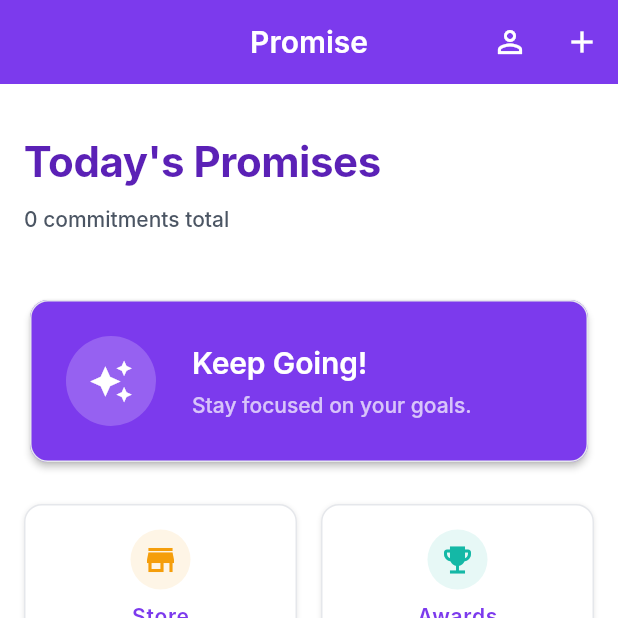
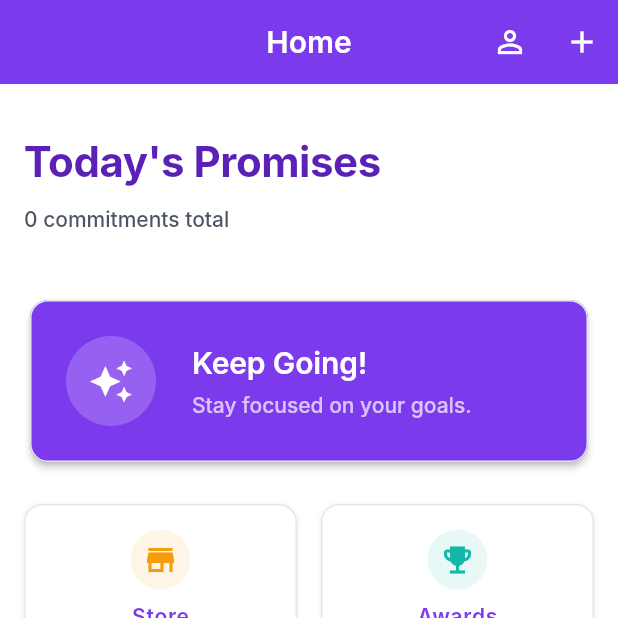
Before and after one commit to cemfukara/CS310, a Flutter app: the screen it shows once a user with an empty profile is signed in, on a phone screen of 412 x 824 dp, the top half of it. Run offline on Flutter 3.47's test engine with Material 3 defaults, Android fonts, the phone set to English and light mode, and no system bars; our stand-ins replace cloud_firestore, firebase_auth, firebase_core, shared_preferences; accounts and stored records are empty; Roboto replaces fonts that are missing (Inter).

Commit message:
Fixed the app bar, now it is simpler and thinner.

```diff
--- a/lib/screens/home_dashboard_screen.dart
+++ b/lib/screens/home_dashboard_screen.dart
@@ -1,6 +1,6 @@
 import 'package:flutter/material.dart';
-import 'package:provider/provider.dart'; // Import Provider
-import '../providers/promise_provider.dart'; // Import PromiseProvider
+import 'package:provider/provider.dart';
+import '../providers/promise_provider.dart';
 import '../models/promise_model.dart';
 import '../utils/app_styles.dart';
 import 'schedule_screen.dart';
@@ -61,10 +61,8 @@ class _HomeDashboardScreenState extends State<HomeDashboardScreen> {
     );
   }
 
-  // --- DELETE FUNCTION ---
   void _deletePromise(BuildContext context, String promiseId) async {
     try {
-      // Call the provider to delete from Firebase
       await Provider.of<PromiseProvider>(
         context,
         listen: false,
@@ -91,14 +89,32 @@ class _HomeDashboardScreenState extends State<HomeDashboardScreen> {
     }
   }
 
-  // --- HOME TAB (REAL DATA + REFRESH) ---
+  // --- HOME TAB WRAPPED IN SCAFFOLD ---
   Widget _buildHomeTab(BuildContext context) {
     final screenWidth = MediaQuery.of(context).size.width;
     final isSmallScreen = screenWidth < 600;
 
-    return Consumer<PromiseProvider>(
+    return Scaffold(
+      appBar: AppBar(
+        title: const Text('Home'),
+        actions: [
+          IconButton(
+            icon: const Icon(Icons.person_outline),
+            onPressed: _navigateToProfile,
+          ),
+          IconButton(
+            icon: const Icon(Icons.add),
+            onPressed: () async {
+              await Navigator.pushNamed(context, '/new-promise');
+              if (mounted) {
+                Provider.of<PromiseProvider>(context, listen: false).reload();
+              }
+            },
+          ),
+        ],
+      ),
+      body: Consumer<PromiseProvider>(
         builder: (context, promiseProvider, child) {
-        // 1. Check Loading State
           if (promiseProvider.isLoading) {
             return const Center(child: CircularProgressIndicator());
           }
@@ -107,16 +123,16 @@ class _HomeDashboardScreenState extends State<HomeDashboardScreen> {
               .where((p) => !p.isCompleted)
               .toList();
 
-        // 2. Wrap in RefreshIndicator for Pull-to-Refresh
           return RefreshIndicator(
             onRefresh: () async {
               await promiseProvider.reload();
             },
             child: SingleChildScrollView(
-            // AlwaysScrollableScrollPhysics ensures pull-to-refresh works even if list is short
               physics: const AlwaysScrollableScrollPhysics(),
               padding: EdgeInsets.all(
-              isSmallScreen ? AppStyles.paddingMedium : AppStyles.paddingLarge,
+                isSmallScreen
+                    ? AppStyles.paddingMedium
+                    : AppStyles.paddingLarge,
               ),
               child: Column(
                 crossAxisAlignment: CrossAxisAlignment.stretch,
@@ -129,7 +145,10 @@ class _HomeDashboardScreenState extends State<HomeDashboardScreen> {
                     child: Column(
                       crossAxisAlignment: CrossAxisAlignment.stretch,
                       children: [
-                      Text('Today\'s Promises', style: AppStyles.headingLarge),
+                        Text(
+                          'Today\'s Promises',
+                          style: AppStyles.headingLarge,
+                        ),
                         const SizedBox(height: AppStyles.paddingSmall),
                         Text(
                           '${promises.length} commitments total',
@@ -140,15 +159,15 @@ class _HomeDashboardScreenState extends State<HomeDashboardScreen> {
                   ),
                   const SizedBox(height: AppStyles.paddingLarge),
 
-                // Profile Card (Now acts as a Stat Summary / Welcome)
+                  // Welcome / Stats
                   _buildWelcomeCard(context, isSmallScreen),
                   const SizedBox(height: AppStyles.paddingLarge),
 
-                // Gamification Quick Access (Store & Achievements)
+                  // Gamification
                   _buildGamificationRow(),
                   const SizedBox(height: AppStyles.paddingXLarge),
 
-                // Promises List (Real Data)
+                  // Promises List
                   if (promises.isEmpty)
                     _buildEmptyState()
                   else
@@ -165,6 +184,7 @@ class _HomeDashboardScreenState extends State<HomeDashboardScreen> {
             ),
           );
         },
+      ),
     );
   }
 
@@ -296,7 +316,7 @@ class _HomeDashboardScreenState extends State<HomeDashboardScreen> {
   Widget _buildPromiseCard(BuildContext context, PromiseModel promise) {
     Color priorityColor;
     if (promise.isCompleted) {
-      priorityColor = Colors.green[800]!; // Dark Green for completed
+      priorityColor = Colors.green[800]!;
     } else if (promise.priority >= 5) {
       priorityColor = AppStyles.errorRed;
     } else if (promise.priority == 4) {
@@ -362,7 +382,6 @@ class _HomeDashboardScreenState extends State<HomeDashboardScreen> {
 
   @override
   Widget build(BuildContext context) {
-    // Only 4 main tabs now
     final List<Widget> pages = [
       _buildHomeTab(context),
       const ScheduleScreen(),
@@ -371,25 +390,7 @@ class _HomeDashboardScreenState extends State<HomeDashboardScreen> {
     ];
 
     return Scaffold(
-      appBar: AppBar(
-        title: const Text('Promise'),
-        actions: [
-          // Profile relocated to AppBar
-          IconButton(
-            icon: const Icon(Icons.person_outline),
-            onPressed: _navigateToProfile,
-          ),
-          IconButton(
-            icon: const Icon(Icons.add),
-            onPressed: () async {
-              await Navigator.pushNamed(context, '/new-promise');
-              if (mounted) {
-                Provider.of<PromiseProvider>(context, listen: false).reload();
-              }
-            },
-          ),
-        ],
-      ),
+      // --- NO GLOBAL APP BAR HERE ---
       body: pages[_selectedIndex],
       bottomNavigationBar: BottomNavigationBar(
         currentIndex: _selectedIndex,
```
Also changed, not shown: lib/screens/friends_screen.dart (+18 -3 lines), lib/screens/promises_screen.dart (+40 -86 lines), lib/screens/schedule_screen.dart (+20 -3 lines). Lines whose indentation alone changed are shown as unchanged.
